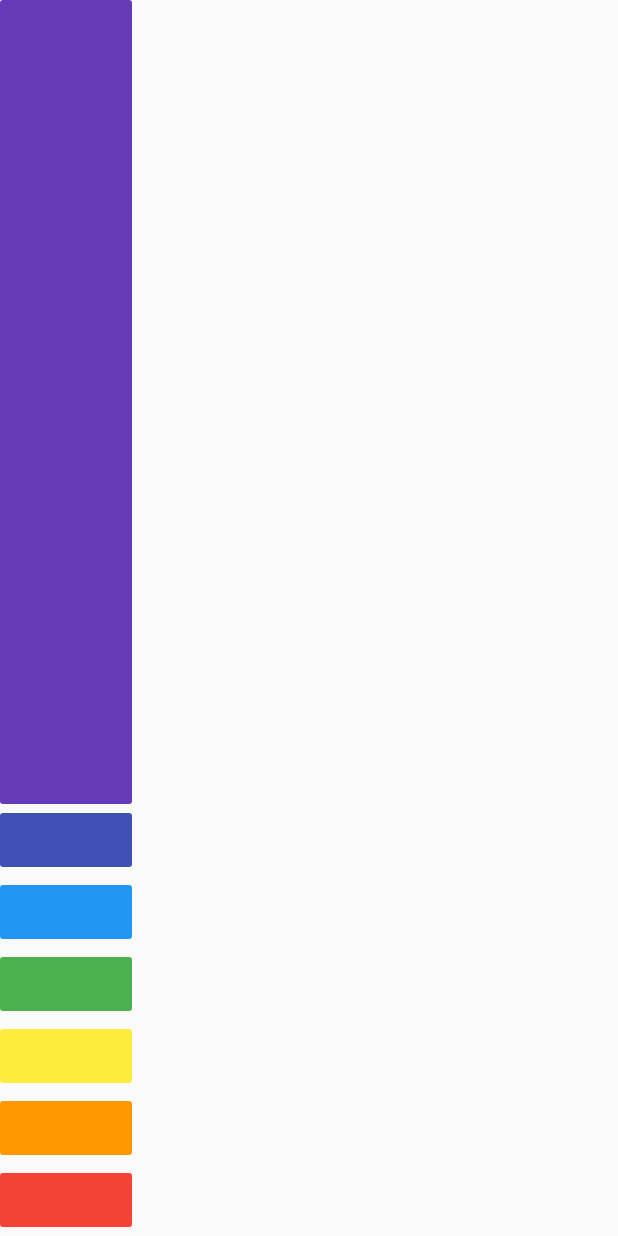
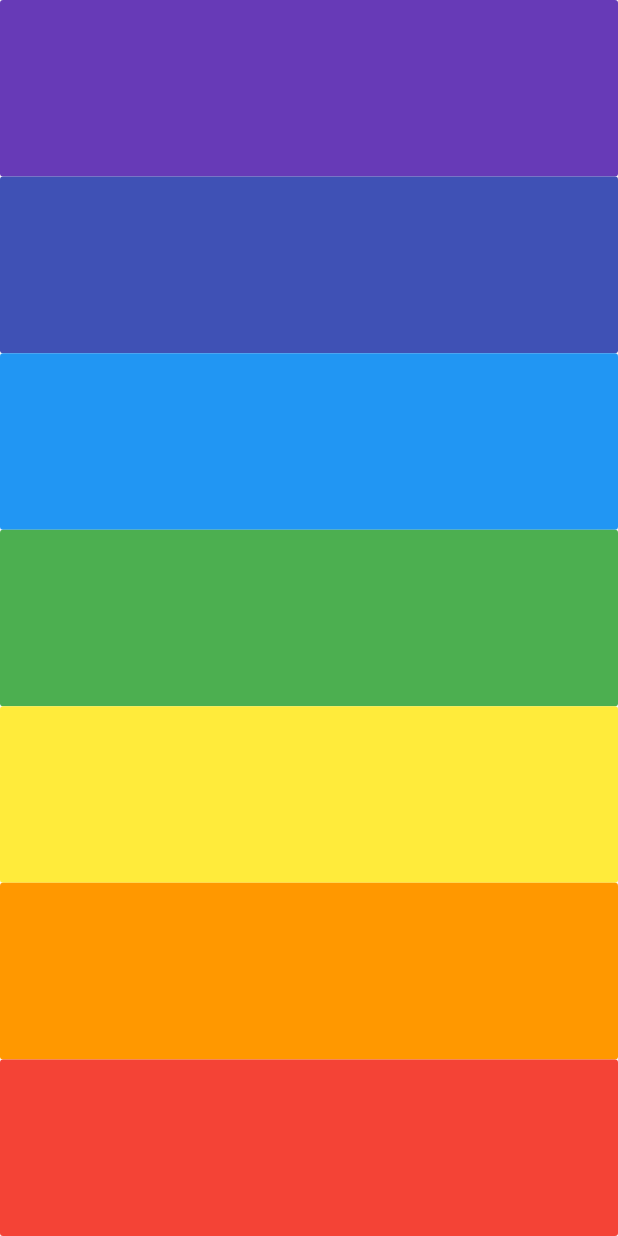
Before and after one commit to abhirup-deb/Xylophone_app, a Flutter app: the screen it shows after launch, on a phone screen of 412 x 824 dp. Run offline on Flutter 3.47's test engine with Material 2 defaults, Android fonts, the phone set to English and light mode, and no system bars; our stand-ins replace audioplayers.

Commit message:
Key Function Added

```diff
--- a/lib/main.dart
+++ b/lib/main.dart
@@ -8,64 +8,33 @@ class XylophoneApp extends StatelessWidget {
     final player = AudioCache();
     player.play('note$no.wav');
   }
+
+   Key(int no,Color Cr) {
+   return Expanded(
+     child: FlatButton(
+       color: Cr,
+         onPressed: () {
+           Sound(no);
+         }
+     ),
+    );
+  }
+
   @override
   Widget build(BuildContext context) {
     return MaterialApp(
       home: Scaffold(
         body: SafeArea(
           child: Column(
-            children: <Widget>[
-              Expanded(
-                child: FlatButton(
-                  color: Colors.deepPurple,
-                  onPressed: () {
-                   Sound(1);
-                  },
-                ),
-              ),
-
-              FlatButton(
-                color: Colors.indigo,
-                onPressed: () {
-                  Sound(2);
-                },
-              ),
-
-              FlatButton(
-                color: Colors.blue,
-                onPressed: () {
-                  Sound(3);
-                },
-              ),
-
-              FlatButton(
-                color: Colors.green,
-                onPressed: () {
-                  Sound(4);
-                },
-              ),
-
-              FlatButton(
-                color: Colors.yellow,
-                onPressed: () {
-                  Sound(5);
-                  },
-              ),
-
-              FlatButton(
-                color: Colors.orange,
-                onPressed: () {
-                  Sound(6);
-                },
-              ),
-
-              FlatButton(
-                color: Colors.red,
-                onPressed: () {
-                  Sound(7);
-                },
-              ),
-
+            crossAxisAlignment: CrossAxisAlignment.stretch,
+            children: <Widget> [
+              Key(1,Colors.deepPurple),
+              Key(2,Colors.indigo),
+              Key(3,Colors.blue),
+              Key(4,Colors.green),
+              Key(5,Colors.yellow),
+              Key(6,Colors.orange),
+              Key(7,Colors.red),
             ],
           ),
         ),
```
